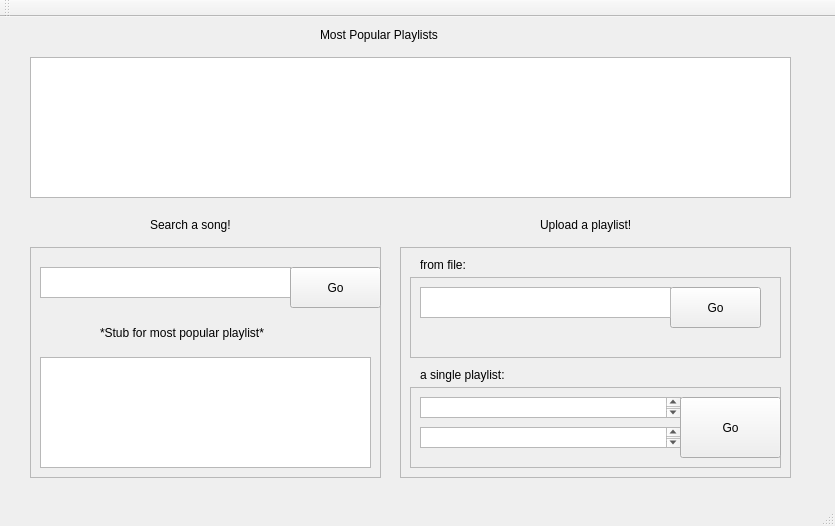
Qt form Playlist/mainwindow.ui (pvelarde/playlist) before a commit.
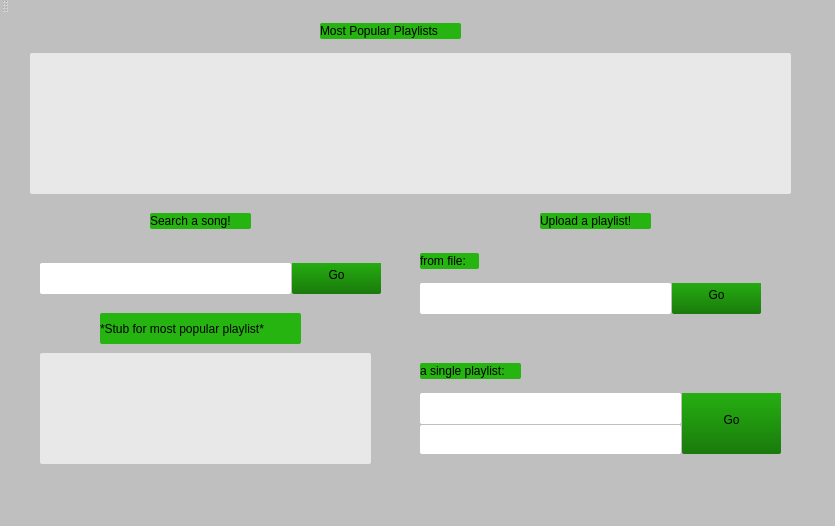
The same form after that commit.

```diff
--- a/Playlist/mainwindow.ui
+++ b/Playlist/mainwindow.ui
@@ -13,6 +13,51 @@
   <property name="windowTitle">
    <string>MainWindow</string>
   </property>
+  <property name="styleSheet">
+   <string notr="true">QWidget{
+background-color:rgb(191, 191, 191);
+border-radius:2px;
+}
+
+QLabel{
+background-color: rgb(38, 180, 17);
+}
+QListView{
+}
+QPushButton {
+margin-left:2px;
+margin-top:-5px;
+padding-top:-2px;
+background:qlineargradient(spread:pad, x1:0, y1:0, x2:0, y2:1, stop:0 rgb(38, 180, 17), stop:1 rgb(26, 122, 12));
+}
+
+QFrame {
+/*background:orange;*/
+border: black;
+}
+
+QTextEdit{
+background:white;
+}
+
+
+
+QToolBar {
+/*background:purple;*/
+}
+
+QStatusBar{
+}
+
+QMenuBar{ /*bar at top*/
+
+}
+
+QListView{
+background:rgb(232, 232, 232);
+
+}</string>
+  </property>
   <widget class="QWidget" name="centralWidget">
    <widget class="QListView" name="mostPopularPlaylistListView">
     <property name="geometry">
@@ -23,6 +68,9 @@
       <height>141</height>
      </rect>
     </property>
+    <property name="styleSheet">
+     <string notr="true"/>
+    </property>
    </widget>
    <widget class="QLabel" name="label">
     <property name="geometry">
@@ -46,6 +94,9 @@
       <height>231</height>
      </rect>
     </property>
+    <property name="styleSheet">
+     <string notr="true"/>
+    </property>
     <property name="frameShape">
      <enum>QFrame::StyledPanel</enum>
     </property>
@@ -68,7 +119,7 @@
        <x>260</x>
        <y>20</y>
        <width>91</width>
-       <height>41</height>
+       <height>31</height>
       </rect>
      </property>
      <property name="text">
@@ -97,6 +148,9 @@
        <height>111</height>
       </rect>
      </property>
+     <property name="styleSheet">
+      <string notr="true"/>
+     </property>
     </widget>
    </widget>
    <widget class="QFrame" name="uploadFrame">
@@ -135,7 +189,7 @@
         <x>260</x>
         <y>10</y>
         <width>91</width>
-        <height>41</height>
+        <height>31</height>
        </rect>
       </property>
       <property name="text">
@@ -151,6 +205,9 @@
         <height>31</height>
        </rect>
       </property>
+      <property name="styleSheet">
+       <string notr="true"/>
+      </property>
      </widget>
     </widget>
     <widget class="QFrame" name="frame_2">
@@ -174,9 +231,12 @@
         <x>10</x>
         <y>10</y>
         <width>261</width>
-        <height>21</height>
+        <height>31</height>
        </rect>
       </property>
+      <property name="styleSheet">
+       <string notr="true"/>
+      </property>
      </widget>
      <widget class="QTextEdit" name="textEdit_4">
       <property name="geometry">
@@ -184,9 +244,13 @@
         <x>10</x>
         <y>40</y>
         <width>261</width>
-        <height>21</height>
+        <height>31</height>
        </rect>
       </property>
+      <property name="styleSheet">
+       <string notr="true">margin-top:2px;
+</string>
+      </property>
      </widget>
      <widget class="QPushButton" name="pushButton_3">
       <property name="geometry">
```
Left out of the diff: 10 changed lines with no effect on the pictures.
